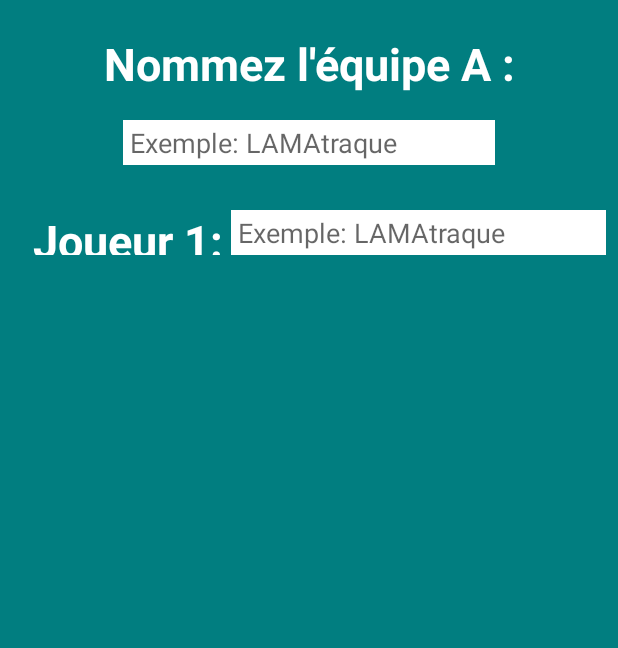
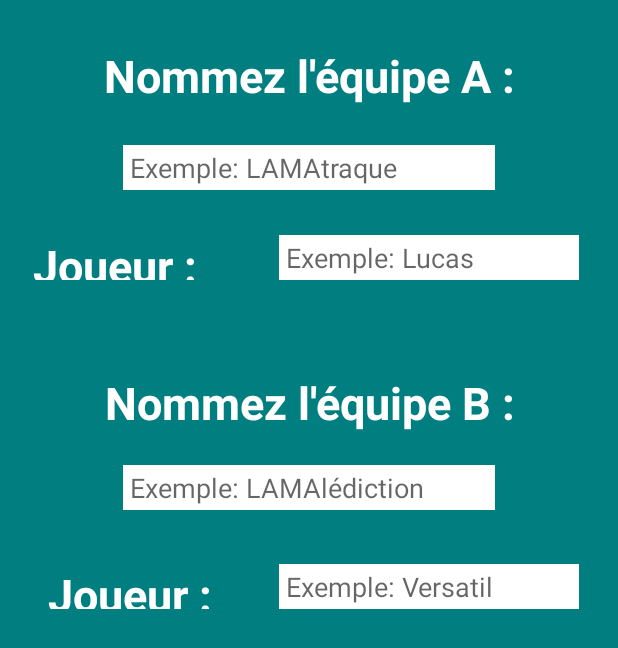
Before and after one commit to alexandreece/ecetech_special-disco-androidapp, an Android app: the PlayersName screen opened directly, with no data from a screen before it, on a phone screen of 412 x 824 dp. Shown: the top 648 px of the screen. Run offline under Robolectric (Android 15) with nearby library versions, the phone set to English and light mode, and no system bars.

Commit message:
players name config

```diff
--- a/app/src/main/res/layout/activity_game_configuration.xml
+++ b/app/src/main/res/layout/activity_game_configuration.xml
@@ -18,7 +18,7 @@
         android:textStyle="normal|bold"
         android:textColor="@android:color/background_light"
         android:textAlignment="center"
-        android:id="@+id/textView" />
+        android:id="@+id/textView1" />
 
     <Button
         android:text="2 x 2 joueurs"
--- a/app/src/main/res/layout/activity_players_name.xml
+++ b/app/src/main/res/layout/activity_players_name.xml
@@ -6,63 +6,111 @@
     android:weightSum="1"
     android:orientation="vertical">
 
+
     <TextView
         android:text="Nommez l'équipe A :"
-        android:layout_marginTop="22dp"
         android:layout_width="match_parent"
         android:layout_height="wrap_content"
-        android:id="@+id/textView"
+        android:id="@+id/textView1"
         android:textSize="30sp"
         android:textAlignment="center"
         android:textStyle="normal|bold"
         android:textColor="@android:color/background_light"
         android:layout_alignParentTop="true"
-        android:layout_alignParentStart="true" />
-
-    <EditText
-        android:layout_width="248dp"
-        android:layout_height="30dp"
-        android:inputType="textShortMessage"
-        android:ems="10"
-        android:id="@+id/editText2"
-        android:textColor="?attr/actionMenuTextColor"
-        android:background="#FFFFFF"
-        android:layout_gravity="center"
-        android:textAlignment="textStart"
-        android:hint=" Exemple: LAMAtraque"
-        android:layout_marginTop="17dp"
-        android:layout_below="@+id/textView"
-        android:layout_centerHorizontal="true" />
+        android:layout_alignParentStart="true"
+        android:layout_marginTop="30dp" />
 
     <TextView
-        android:text="Joueur 1:"
+        android:text="Joueur :"
         android:layout_marginLeft="10dp"
         android:layout_width="150dp"
         android:layout_height="30dp"
-        android:id="@+id/textView3"
+        android:id="@+id/textView2"
         android:textSize="30sp"
         android:textAlignment="viewStart"
         android:textStyle="normal|bold"
         android:textColor="@android:color/background_light"
         android:layout_marginTop="60dp"
         android:layout_marginStart="22dp"
-        android:layout_alignTop="@+id/editText2"
+        android:layout_alignTop="@+id/editText1"
         android:layout_alignParentStart="true" />
 
     <EditText
-        android:layout_width="250dp"
         android:layout_height="30dp"
-        android:inputType="textShortMessage"
-        android:ems="10"
-        android:id="@+id/editText"
-        android:layout_weight="0.02"
+        android:id="@+id/editText3"
+        android:textColor="?attr/actionMenuTextColor"
+        android:background="#FFFFFF"
+        android:layout_gravity="center"
+        android:textAlignment="textStart"
+        android:hint=" Exemple: Lucas"
+        android:layout_width="200dp"
+        android:layout_alignTop="@+id/textView2"
+        android:layout_alignParentEnd="true"
+        android:layout_marginEnd="26dp" />
+
+    <TextView
+        android:text="Nommez l'équipe B :"
+        android:layout_width="match_parent"
+        android:layout_height="wrap_content"
+        android:id="@+id/textView3"
+        android:textSize="30sp"
+        android:textAlignment="center"
+        android:textStyle="normal|bold"
+        android:textColor="@android:color/background_light"
+        android:layout_marginTop="61dp"
+        android:layout_below="@+id/textView2"
+        android:layout_alignParentStart="true" />
+
+    <EditText
+        android:layout_width="248dp"
+        android:id="@+id/editText4"
+        android:textColor="?attr/actionMenuTextColor"
+        android:background="#FFFFFF"
+        android:layout_gravity="center"
+        android:textAlignment="textStart"
+        android:hint=" Exemple: LAMAlédiction"
+        android:layout_marginTop="21dp"
+        android:layout_height="30dp"
+        android:layout_below="@+id/textView3"
+        android:layout_centerHorizontal="true" />
+
+    <EditText
+        android:layout_width="248dp"
+        android:layout_height="30dp"
+        android:id="@+id/editText1"
         android:textColor="?attr/actionMenuTextColor"
         android:background="#FFFFFF"
         android:layout_gravity="center"
         android:textAlignment="textStart"
         android:hint=" Exemple: LAMAtraque"
-        android:layout_alignTop="@+id/textView3"
-        android:layout_alignParentEnd="true"
-        android:layout_marginEnd="8dp" />
+        android:layout_marginTop="26dp"
+        android:layout_below="@+id/textView1"
+        android:layout_alignStart="@+id/editText4" />
+
+    <TextView
+        android:text="Joueur :"
+        android:layout_marginLeft="10dp"
+        android:layout_width="150dp"
+        android:layout_height="30dp"
+        android:id="@+id/textView4"
+        android:textSize="30sp"
+        android:textAlignment="viewStart"
+        android:textStyle="normal|bold"
+        android:textColor="@android:color/background_light"
+        android:layout_marginTop="36dp"
+        android:layout_below="@+id/editText4"
+        android:layout_alignStart="@+id/textView2" />
+
+    <EditText
+        android:layout_height="30dp"
+        android:id="@+id/editText2"
+        android:textColor="?attr/actionMenuTextColor"
+        android:background="#FFFFFF"
+        android:layout_gravity="center"
+        android:textAlignment="textStart"
+        android:hint=" Exemple: Versatil"
+        android:layout_width="200dp"
+        android:layout_alignTop="@+id/textView4"
+        android:layout_alignStart="@+id/editText3" />
 
 </RelativeLayout>
--- a/app/src/main/res/layout/activity_select_level.xml
+++ b/app/src/main/res/layout/activity_select_level.xml
@@ -19,7 +19,7 @@
         android:textAlignment="center"
         android:textStyle="normal|bold"
         android:textColor="@android:color/background_light"
-        android:id="@+id/textView" />
+        android:id="@+id/textView1" />
 
     <Button
         android:text="Facile"
```
